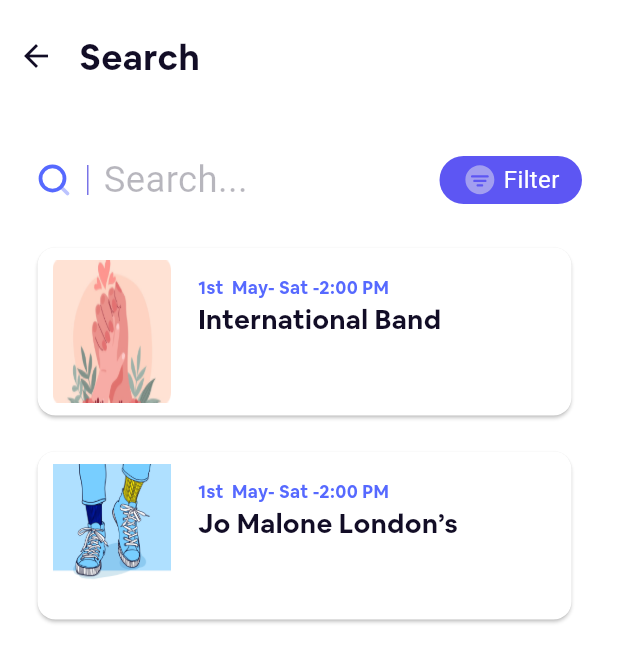
After one commit to 0xezzdev/Event-Hub-App, a Flutter app: the SearchScreen screen opened directly, on a phone screen of 412 x 824 dp. The commit adds this screen. Shown: the top 662 px of the screen. Run offline on Flutter 3.47's test engine with Material 3 defaults, Android fonts, the phone set to English and light mode, and no system bars; our stand-ins replace flutter_advanced_switch, flutter_svg, flutter_zoom_drawer; project files that could hold a hidden picture were left out.

Commit message:
add search screen

```diff
--- a/lib/features/home_screen/home.dart
+++ b/lib/features/home_screen/home.dart
@@ -6,6 +6,7 @@ import 'package:event_hub_app/features/home_screen/widget/event_list.dart';
 import 'package:event_hub_app/features/home_screen/widget/home_appbar.dart';
 import 'package:event_hub_app/features/home_screen/widget/invite_ad.dart';
 import 'package:event_hub_app/features/home_screen/widget/section_title.dart';
+import 'package:event_hub_app/features/search_screen/search_screen.dart';
 import 'package:flutter/material.dart';
 import 'package:flutter_svg/flutter_svg.dart';
 import 'package:flutter_zoom_drawer/flutter_zoom_drawer.dart';
@@ -39,7 +40,7 @@ class _HomeState extends State<Home> {
         children: [
           Stack(
             children: [
-              HomeAppbar(widget: widget),
+              HomeAppbar(widget: widget,onTapSearch: () => Navigator.of(context).push(MaterialPageRoute(builder: (context)=>SearchScreen())),),
               CategoriesList(),
             ],
           ),
--- a/lib/features/home_screen/model/event_model.dart
+++ b/lib/features/home_screen/model/event_model.dart
@@ -1,16 +1,18 @@
 import 'package:event_hub_app/core/utils/images.dart';
 
 class EventModel {
-  List <Map> events = [
+  List<Map> events = [
     {
       "eventImage": AppImage.event1,
-      "eventTitle": 'International Band Mu...',
+      "eventTitle": 'International Band',
       "location": '36 Guild Street London, UK ',
+      "date": "1st  May- Sat -2:00 PM",
     },
     {
       "eventImage": AppImage.event2,
-      "eventTitle": 'Jo Malone London’s Mo..',
+      "eventTitle": 'Jo Malone London’s',
       "location": 'Radius Gallery • Santa Cruz, CA',
+      "date": "1st  May- Sat -2:00 PM",
     },
   ];
 }
--- a/lib/features/home_screen/widget/home_appbar.dart
+++ b/lib/features/home_screen/widget/home_appbar.dart
@@ -8,10 +8,11 @@ import 'package:flutter_svg/svg.dart';
 class HomeAppbar extends StatelessWidget {
   const HomeAppbar({
     super.key,
-    required this.widget,
+    required this.widget, this.onTapSearch,
   });
 
   final Home widget;
+  final void Function()? onTapSearch;
 
   @override
   Widget build(BuildContext context) {
@@ -121,7 +122,7 @@ class HomeAppbar extends StatelessWidget {
                                 style: ButtonStyle(
                                   alignment: Alignment.centerLeft,
                                 ),
-                                onPressed: () {},
+                                onPressed: onTapSearch,
                                 child: Text(
                                   "Search...",
                                   style: Style.search,
@@ -165,6 +166,7 @@ class HomeAppbar extends StatelessWidget {
                       ),
                     ],
                   ),
+
                 ),
               ],
             ),
--- /dev/null
+++ b/lib/features/search_screen/search_screen.dart
@@ -0,0 +1,118 @@
+import 'package:event_hub_app/core/utils/colors.dart';
+import 'package:event_hub_app/core/utils/fonts.dart';
+import 'package:event_hub_app/core/utils/images.dart';
+import 'package:event_hub_app/core/utils/style.dart';
+import 'package:event_hub_app/core/widgets/custom_appbar.dart';
+import 'package:event_hub_app/features/home_screen/model/event_model.dart';
+import 'package:event_hub_app/features/search_screen/widget/search_card.dart';
+import 'package:flutter/material.dart';
+import 'package:flutter_svg/svg.dart';
+
+class SearchScreen extends StatefulWidget {
+  const SearchScreen({super.key});
+
+  @override
+  State<SearchScreen> createState() => _SearchScreenState();
+}
+
+class _SearchScreenState extends State<SearchScreen> {
+  @override
+  Widget build(BuildContext context) {
+    return Scaffold(
+      backgroundColor: AppColors.mainWhite,
+      body: SafeArea(
+        child: Column(
+          children: [
+            CustomAppbar(title: 'Search', rightIcons: []),
+
+            Padding(
+              padding: const EdgeInsets.only(top: 20.0, left: 24, right: 24),
+              child: Row(
+                mainAxisAlignment: MainAxisAlignment.spaceBetween,
+                children: [
+                  Row(
+                    mainAxisAlignment: MainAxisAlignment.start,
+                    children: [
+                      SvgPicture.asset(
+                        AppImage.search,
+                        color: AppColors.explore,
+                      ),
+                      Container(
+                        margin: EdgeInsets.only(left: 10),
+                        width: 1,
+                        height: 20,
+                        decoration: BoxDecoration(color: AppColors.searchBar),
+                      ),
+                      Container(
+                        margin: EdgeInsets.only(left: 0),
+                        width: 190,
+                        height: 50,
+                        child: Padding(
+                          padding: const EdgeInsets.only(left: 10),
+                          child: TextFormField(
+                            decoration: InputDecoration(
+                              hint: Text(
+                                "Search...",
+                                style: TextStyle(
+                                  color: AppColors.mainBlack.withValues(
+                                    alpha: 0.3,
+                                  ),
+                                  fontSize: 24.33,
+                                ),
+                              ),
+                              enabledBorder: UnderlineInputBorder(
+                                borderSide: BorderSide(style: BorderStyle.none),
+                              ),
+                              focusedBorder: UnderlineInputBorder(
+                                borderSide: BorderSide(style: BorderStyle.none),
+                              ),
+                            ),
+                          ),
+                        ),
+                      ),
+                    ],
+                  ),
+                  Container(
+                    margin: EdgeInsets.only(left: 20),
+                    width: 95,
+                    height: 32.14,
+                    decoration: BoxDecoration(
+                      color: AppColors.filterButton,
+                      borderRadius: BorderRadius.all(Radius.circular(18)),
+                    ),
+                    child: InkWell(
+                      onTap: () {},
+                      child: Row(
+                        crossAxisAlignment: CrossAxisAlignment.center,
+                        mainAxisAlignment: MainAxisAlignment.center,
+                        children: [
+                          SvgPicture.asset(
+                            AppImage.filter,
+                            width: 24,
+                            height: 24,
+                          ),
+                          Padding(
+                            padding: const EdgeInsets.only(left: 3.7),
+                            child: Text("Filter", style: Style.buttonText),
+                          ),
+                        ],
+                      ),
+                    ),
+                  ),
+                ],
+              ),
+            ),
+
+            Expanded(
+              child: ListView.builder(
+                itemBuilder: (context, index) =>
+                    SearchCard(image: EventModel().events[index]['eventImage'], date: EventModel().events[index]['date'], title: EventModel().events[index]['eventTitle'],),
+                itemCount: EventModel().events.length,
+              ),
+            ),
+          ],
+        ),
+      ),
+    );
+  }
+}
--- /dev/null
+++ b/lib/features/search_screen/widget/search_card.dart
@@ -0,0 +1,65 @@
+import 'package:event_hub_app/core/utils/colors.dart';
+import 'package:event_hub_app/core/utils/fonts.dart';
+import 'package:event_hub_app/core/utils/style.dart';
+import 'package:event_hub_app/features/home_screen/model/event_model.dart';
+import 'package:flutter/material.dart';
+
+class SearchCard extends StatelessWidget {
+  const SearchCard({
+    super.key,
+    required this.image,
+    required this.date,
+    required this.title,
+  });
+
+  final String image;
+  final String date;
+  final String title;
+
+  @override
+  Widget build(BuildContext context) {
+    return Padding(
+      padding: const EdgeInsets.only(left: 21.0, right: 27, top: 16),
+      child: Card(
+        color: AppColors.mainWhite,
+        child: SizedBox(
+          height: 112,
+          child: Row(
+            children: [
+              Padding(
+                padding: const EdgeInsets.only(left: 10.0),
+                child: Image.asset(
+                  image,
+                  height: 95,
+                  width: 79,
+                  fit: BoxFit.fill,
+                ),
+              ),
+              Padding(
+                padding: const EdgeInsets.only(left: 18.0, top: 18),
+                child: Column(
+                  crossAxisAlignment: CrossAxisAlignment.start,
+                  children: [
+                    Text(
+                      date,
+                      style: TextStyle(
+                        color: AppColors.buttonColor,
+                        fontSize: 12,
+                        fontWeight: FontWeight.w400,
+                        fontFamily: Fonts.airbnb,
+                      ),
+                    ),
+                    SizedBox(
+                      width: 180,
+                      child: Text(title, style: Style.black18W400),
+                    ),
+                  ],
+                ),
+              ),
+            ],
+          ),
+        ),
+      ),
+    );
+  }
+}
```
